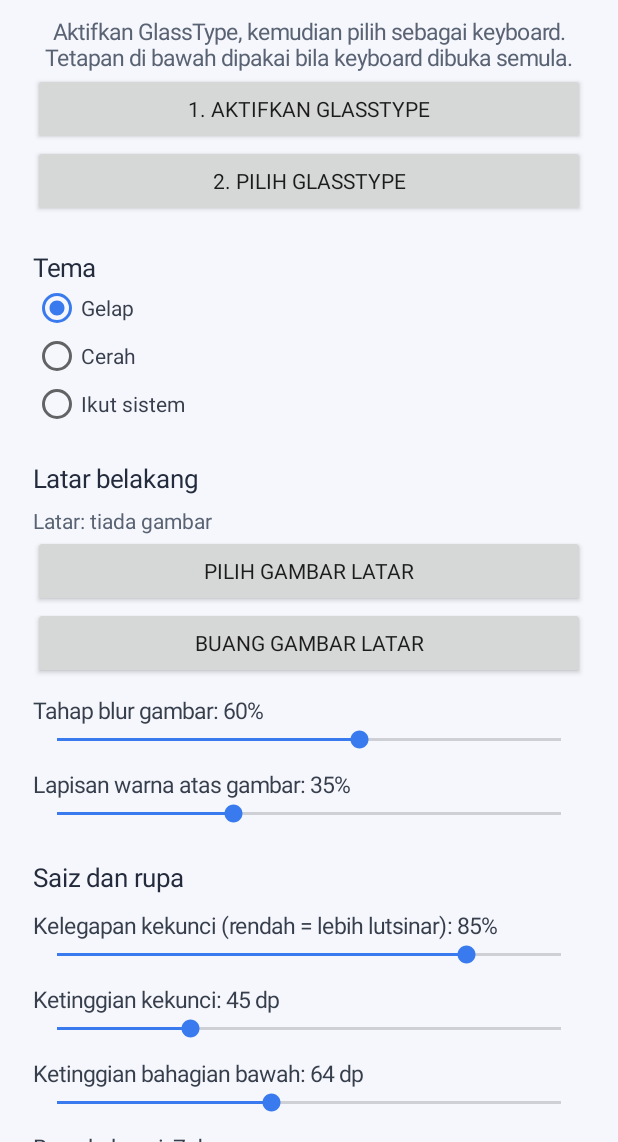
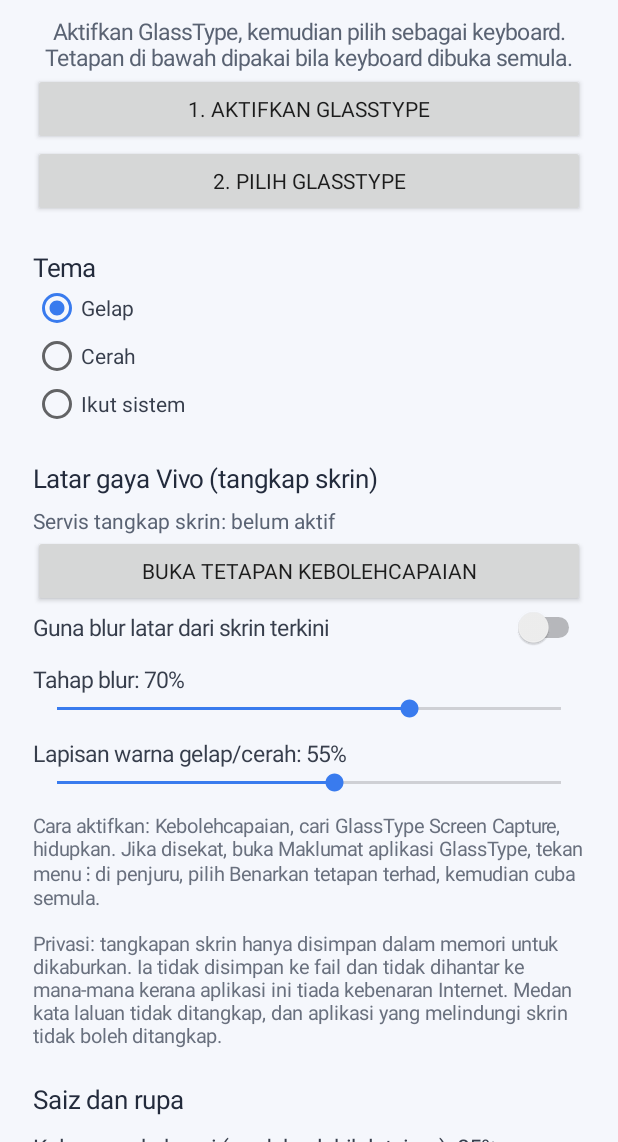
Before and after one commit to helang4454-maker/keyboard-12, an Android app: the screen it shows after launch (MainActivity), on a phone screen of 412 x 824 dp, the part 94-1236 px from its top. Run offline under Robolectric (Android 15) with nearby library versions, the phone set to English and light mode, and no system bars.

Commit message:
Update MainActivity.kt

```diff
--- a/app/src/main/java/com/glasstype/keyboard/MainActivity.kt
+++ b/app/src/main/java/com/glasstype/keyboard/MainActivity.kt
@@ -4,10 +4,7 @@ import android.app.Activity
 import android.content.Context
 import android.content.Intent
 import android.content.SharedPreferences
-import android.graphics.Bitmap
-import android.graphics.BitmapFactory
 import android.graphics.Color
-import android.net.Uri
 import android.os.Bundle
 import android.provider.Settings
 import android.view.Gravity
@@ -22,14 +19,10 @@ import android.widget.ScrollView
 import android.widget.SeekBar
 import android.widget.Switch
 import android.widget.TextView
-import android.widget.Toast
-import java.io.File
-import java.io.FileOutputStream
 
 class MainActivity : Activity() {
 
-    private val pickRequest = 4242
-    private var bgStatus: TextView? = null
+    private var svcStatus: TextView? = null
 
     private fun label(text: String, size: Float, color: Int, top: Int): TextView {
         val t = TextView(this)
@@ -81,53 +74,18 @@ class MainActivity : Activity() {
         return sw
     }
 
-    private fun refreshBgStatus() {
-        val has = File(filesDir, "bg.jpg").exists()
-        bgStatus?.text = if (has) "Latar: gambar sudah dipilih" else "Latar: tiada gambar"
+    private fun refreshSvcStatus() {
+        val on = GlassCaptureService.instance != null
+        svcStatus?.text = if (on) {
+            "Servis tangkap skrin: AKTIF"
+        } else {
+            "Servis tangkap skrin: belum aktif"
+        }
     }
 
-    private fun saveBackground(uri: Uri): Boolean {
-        val bounds = BitmapFactory.Options()
-        bounds.inJustDecodeBounds = true
-        contentResolver.openInputStream(uri)?.use { BitmapFactory.decodeStream(it, null, bounds) }
-        var sample = 1
-        val maxSide = maxOf(bounds.outWidth, bounds.outHeight)
-        while (maxSide / sample > 1280) sample *= 2
-        val opts = BitmapFactory.Options()
-        opts.inSampleSize = sample
-        val bmp = contentResolver.openInputStream(uri)?.use {
-            BitmapFactory.decodeStream(it, null, opts)
-        } ?: return false
-        FileOutputStream(File(filesDir, "bg.jpg")).use {
-            bmp.compress(Bitmap.CompressFormat.JPEG, 88, it)
-        }
-        getSharedPreferences("glasstype", Context.MODE_PRIVATE)
-            .edit().putLong("bg_version", System.currentTimeMillis()).apply()
-        return true
-    }
-
-    private fun removeBackground() {
-        File(filesDir, "bg.jpg").delete()
-        getSharedPreferences("glasstype", Context.MODE_PRIVATE)
-            .edit().remove("bg_version").apply()
-    }
-
-    @Deprecated("Deprecated in Java")
-    override fun onActivityResult(requestCode: Int, resultCode: Int, data: Intent?) {
-        super.onActivityResult(requestCode, resultCode, data)
-        if (requestCode == pickRequest && resultCode == RESULT_OK) {
-            val uri = data?.data ?: return
-            try {
-                if (saveBackground(uri)) {
-                    Toast.makeText(this, "Gambar latar disimpan", Toast.LENGTH_SHORT).show()
-                } else {
-                    Toast.makeText(this, "Gagal membaca gambar", Toast.LENGTH_SHORT).show()
-                }
-            } catch (_: Throwable) {
-                Toast.makeText(this, "Gagal menyimpan gambar", Toast.LENGTH_SHORT).show()
-            }
-            refreshBgStatus()
-        }
+    override fun onResume() {
+        super.onResume()
+        refreshSvcStatus()
     }
 
     override fun onCreate(savedInstanceState: Bundle?) {
@@ -137,6 +95,7 @@ class MainActivity : Activity() {
         val w = ViewGroup.LayoutParams.MATCH_PARENT
         val h = ViewGroup.LayoutParams.WRAP_CONTENT
         val dark = Color.rgb(35, 43, 60)
+        val grey = Color.rgb(90, 99, 115)
 
         val root = LinearLayout(this)
         root.orientation = LinearLayout.VERTICAL
@@ -147,7 +106,7 @@ class MainActivity : Activity() {
         title.gravity = Gravity.CENTER
         val desc = label(
             "Aktifkan GlassType, kemudian pilih sebagai keyboard. Tetapan di bawah dipakai bila keyboard dibuka semula.",
-            15f, Color.rgb(90, 99, 115), pad / 2
+            15f, grey, pad / 2
         )
         desc.gravity = Gravity.CENTER
 
@@ -183,36 +142,38 @@ class MainActivity : Activity() {
         }
         root.addView(group, w, h)
 
-        // Latar belakang
-        root.addView(label("Latar belakang", 17f, dark, pad), w, h)
-        val status = label("", 14f, Color.rgb(90, 99, 115), pad / 3)
-        bgStatus = status
-        refreshBgStatus()
+        // Latar gaya Vivo
+        root.addView(label("Latar gaya Vivo (tangkap skrin)", 17f, dark, pad), w, h)
+        val status = label("", 14f, grey, pad / 3)
+        svcStatus = status
+        refreshSvcStatus()
         root.addView(status, w, h)
-        val pick = Button(this)
-        pick.text = "Pilih gambar latar"
-        pick.setOnClickListener {
-            val i = Intent(Intent.ACTION_OPEN_DOCUMENT)
-            i.addCategory(Intent.CATEGORY_OPENABLE)
-            i.type = "image/*"
-            startActivityForResult(i, pickRequest)
+        val openAcc = Button(this)
+        openAcc.text = "Buka tetapan Kebolehcapaian"
+        openAcc.setOnClickListener {
+            startActivity(Intent(Settings.ACTION_ACCESSIBILITY_SETTINGS))
         }
-        val clear = Button(this)
-        clear.text = "Buang gambar latar"
-        clear.setOnClickListener {
-            removeBackground()
-            refreshBgStatus()
-        }
-        root.addView(pick, w, h)
-        root.addView(clear, w, h)
-        root.addView(slider(prefs, "Tahap blur gambar", "img_blur", 0, 100, 60, "%", pad), w, h)
-        root.addView(slider(prefs, "Lapisan warna atas gambar", "img_tint", 0, 100, 35, "%", pad), w, h)
+        root.addView(openAcc, w, h)
+        root.addView(toggle(prefs, "Guna blur latar dari skrin terkini", "snap_bg", false), w, h)
+        root.addView(slider(prefs, "Tahap blur", "snap_blur", 0, 100, 70, "%", pad), w, h)
+        root.addView(slider(prefs, "Lapisan warna gelap/cerah", "snap_tint", 0, 100, 55, "%", pad), w, h)
+        val note = label(
+            "Cara aktifkan: Kebolehcapaian, cari GlassType Screen Capture, hidupkan. " +
+                "Jika disekat, buka Maklumat aplikasi GlassType, tekan menu ⋮ di penjuru, " +
+                "pilih Benarkan tetapan terhad, kemudian cuba semula.\n\n" +
+                "Privasi: tangkapan skrin hanya disimpan dalam memori untuk dikaburkan. " +
+                "Ia tidak disimpan ke fail dan tidak dihantar ke mana-mana kerana aplikasi ini " +
+                "tiada kebenaran Internet. Medan kata laluan tidak ditangkap, dan aplikasi yang " +
+                "melindungi skrin tidak boleh ditangkap.",
+            13f, Color.rgb(105, 112, 126), pad / 2
+        )
+        root.addView(note, w, h)
 
         // Saiz dan rupa
         root.addView(label("Saiz dan rupa", 17f, dark, pad), w, h)
         root.addView(slider(prefs, "Kelegapan kekunci (rendah = lebih lutsinar)", "opacity", 20, 100, 85, "%", pad), w, h)
         root.addView(slider(prefs, "Ketinggian kekunci", "key_height_dp", 36, 70, 45, " dp", pad), w, h)
-        root.addView(slider(prefs, "Ketinggian bahagian bawah", "bottom_dp", 30, 110, 64, " dp", pad), w, h)
+        root.addView(slider(prefs, "Ketinggian bahagian bawah", "bottom_dp", 30, 220, 64, " dp", pad), w, h)
         root.addView(slider(prefs, "Bucu kekunci", "radius_dp", 0, 16, 7, " dp", pad), w, h)
 
         // Pilihan
@@ -229,7 +190,7 @@ class MainActivity : Activity() {
         root.addView(test, w, h)
 
         val privacy = label(
-            "Privasi: aplikasi ini tidak mempunyai kebenaran Internet dan tidak menyimpan teks yang ditaip. Gambar latar disimpan dalam telefon sahaja.",
+            "Privasi: aplikasi ini tidak mempunyai kebenaran Internet dan tidak menyimpan teks yang ditaip.",
             13f, Color.rgb(105, 112, 126), pad
         )
         privacy.gravity = Gravity.CENTER
```
